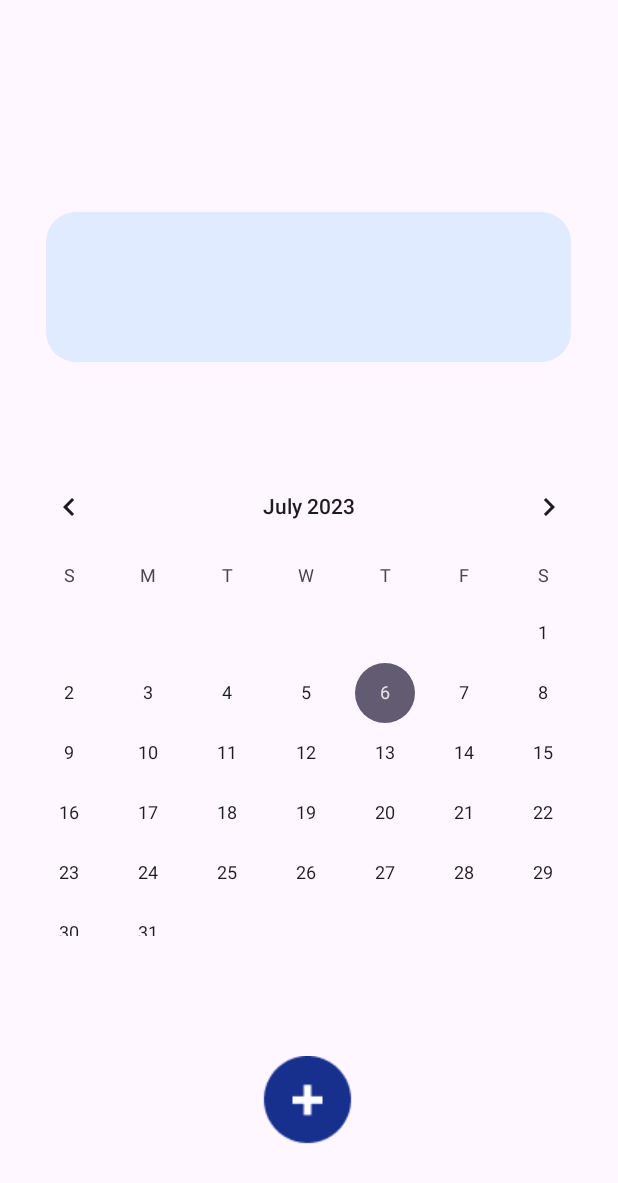
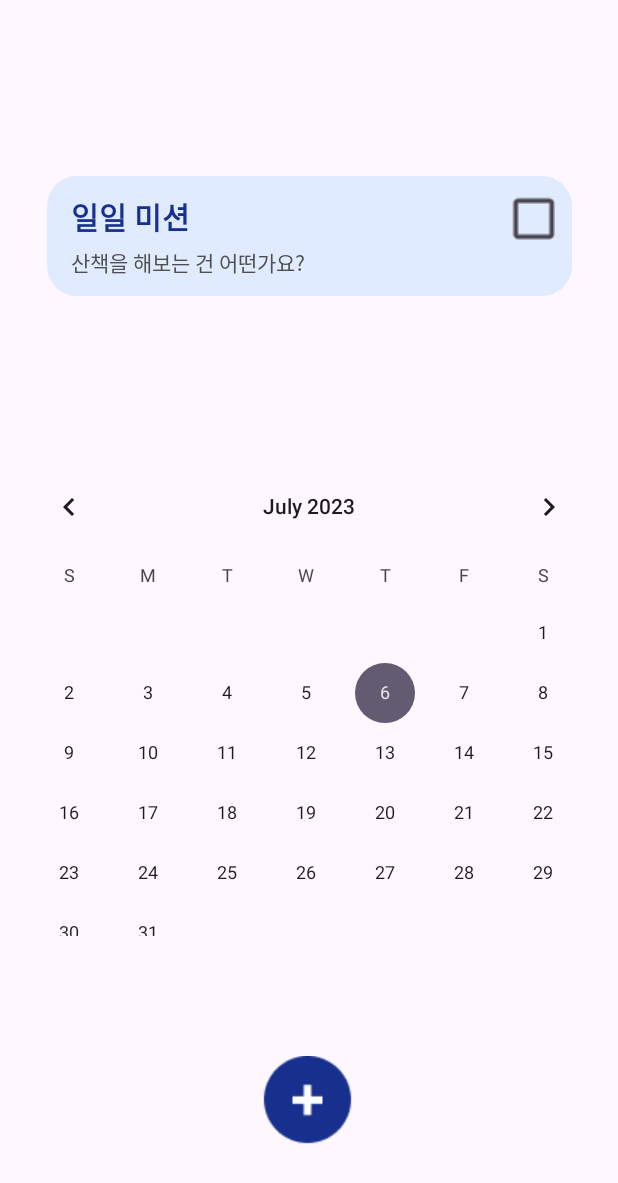
Before and after one commit to HANIUM-MindFriend/mindfriend-front, an Android app: the screen it shows after launch (Calendar), on a phone screen of 412 x 824 dp. Shown: the top 1183 px of the screen. Run offline under Robolectric (Android 15) with nearby library versions, the phone set to English and light mode, and no system bars.

Commit message:
feat 미션 글씨랑 체크박스 추가
클릭한 날짜가 오늘 날짜일 때만 + 버튼 보이고 나머지는 안 보이게

```diff
--- a/app/src/main/java/com/example/mindfriendfront/Calendar.kt
+++ b/app/src/main/java/com/example/mindfriendfront/Calendar.kt
@@ -9,6 +9,7 @@ import java.util.Calendar
 import android.util.Log
 import android.widget.Button
 import android.view.View
+import android.widget.Toast
 
 class Calendar : AppCompatActivity() {
 
@@ -39,26 +40,33 @@ class Calendar : AppCompatActivity() {
 
         // CalendarView의 날짜 선택 이벤트 리스너 설정
         calendarView.setOnDateChangeListener { _, year, month, dayOfMonth ->
-            // 날짜가 선택되었을 때 동작 수행
-            val isDateSelected = true // 날짜 선택 여부를 확인하는 조건식을 구현해야 함
-            if (isDateSelected) {
+            val selectedCalendar = Calendar.getInstance()
+            selectedCalendar.set(year, month, dayOfMonth)
+
+            val todayCalendar = Calendar.getInstance()
+
+            if (selectedCalendar.get(Calendar.YEAR) == todayCalendar.get(Calendar.YEAR) &&
+                selectedCalendar.get(Calendar.MONTH) == todayCalendar.get(Calendar.MONTH) &&
+                selectedCalendar.get(Calendar.DAY_OF_MONTH) == todayCalendar.get(Calendar.DAY_OF_MONTH)
+            ) {
+                writeBtn.visibility = View.VISIBLE
+                readBtn.visibility = View.GONE
+            } else {
                 writeBtn.visibility = View.GONE
                 readBtn.visibility = View.VISIBLE
-            } else {
-                readBtn.visibility = View.GONE
-                writeBtn.visibility = View.VISIBLE
             }
         }
 
         // writeBtn 클릭 이벤트 설정
         writeBtn.setOnClickListener {
             // writeBtn 클릭 시 동작 수행
-            Log.d("Calendar", "Button clicked")
+            Toast.makeText(applicationContext, "일기 쓰기", Toast.LENGTH_SHORT).show()
         }
 
         // readBtn 클릭 이벤트 설정
         readBtn.setOnClickListener {
             // readBtn 클릭 시 동작 수행
+            Toast.makeText(applicationContext, "일기 조회", Toast.LENGTH_SHORT).show()
         }
 
 
--- a/app/src/main/res/layout/activity_calendar.xml
+++ b/app/src/main/res/layout/activity_calendar.xml
@@ -6,22 +6,66 @@
     android:layout_height="match_parent"
     tools:context="com.example.mindfriendfront.Calendar">
 
+
     <LinearLayout
+        android:id="@+id/linearLayout"
         android:layout_width="350dp"
-        android:layout_height="100dp"
+        android:layout_height="80dp"
         android:layout_marginStart="8dp"
         android:layout_marginTop="8dp"
         android:layout_marginEnd="8dp"
         android:layout_marginBottom="8dp"
         android:background="@drawable/rounded_rectangle"
+        android:orientation="vertical"
+        android:gravity="start"
         app:layout_constraintBottom_toBottomOf="parent"
         app:layout_constraintEnd_toEndOf="parent"
-        app:layout_constraintHorizontal_bias="0.488"
+        app:layout_constraintHorizontal_bias="0.5"
         app:layout_constraintStart_toStartOf="parent"
         app:layout_constraintTop_toTopOf="parent"
-        app:layout_constraintVertical_bias="0.188">
-        <!-- 내용을 추가합니다 -->
+        app:layout_constraintVertical_bias="0.15">
+
+        <TextView
+            android:id="@+id/textView8"
+            android:layout_width="wrap_content"
+            android:layout_height="wrap_content"
+            android:layout_marginStart="16dp"
+            android:layout_marginTop="12dp"
+            android:text="일일 미션"
+            android:textColor="#FF18308D"
+            android:textSize="20sp"
+            android:textStyle="bold" />
+
+        <View
+            android:layout_width="0dp"
+            android:layout_height="0dp"
+            android:layout_weight="1" />
+
+        <TextView
+            android:id="@+id/textView9"
+            android:layout_width="wrap_content"
+            android:layout_height="wrap_content"
+            android:layout_marginStart="16dp"
+            android:layout_marginBottom="12dp"
+            android:text="산책을 해보는 건 어떤가요?"
+            android:textColor="#4F4F4F"
+            android:textSize="14sp" />
+
     </LinearLayout>
+
+    <CheckBox
+        android:id="@+id/checkBox"
+        android:layout_width="62dp"
+        android:layout_height="58dp"
+        android:scaleX="1.5"
+        android:scaleY="1.5"
+        android:layout_marginLeft="300dp"
+        android:layout_marginTop="-80dp"
+        app:layout_constraintTop_toBottomOf="@id/linearLayout"
+        app:layout_constraintEnd_toEndOf="parent"
+        app:layout_constraintStart_toStartOf="parent" />
+
+
 
     <CalendarView
         android:id="@+id/calendarView"
```
